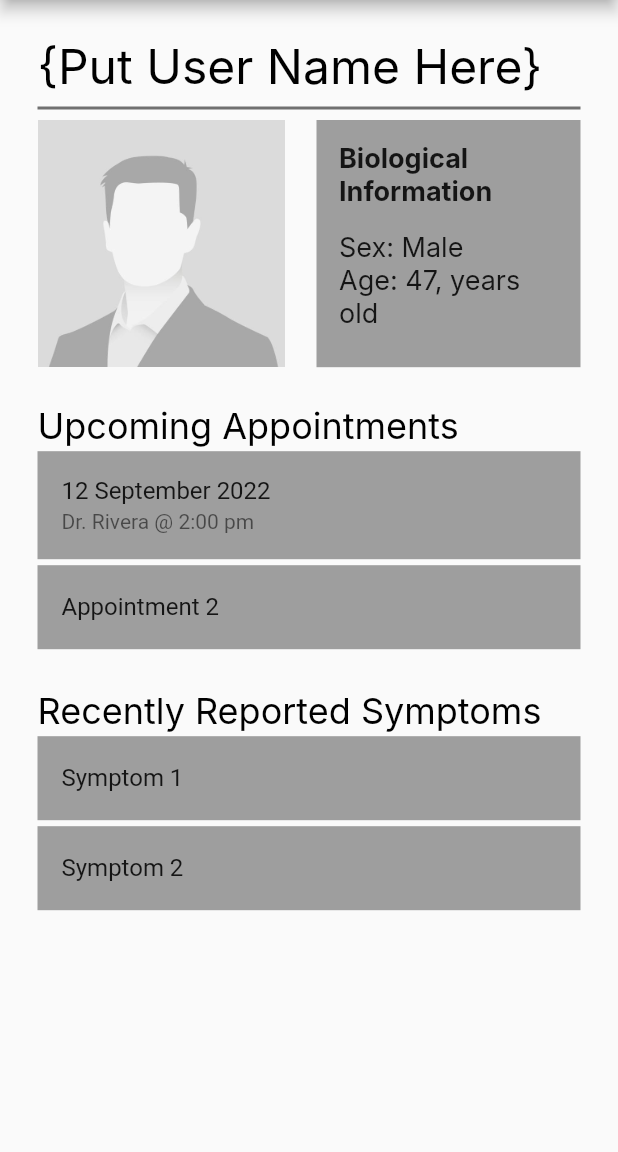
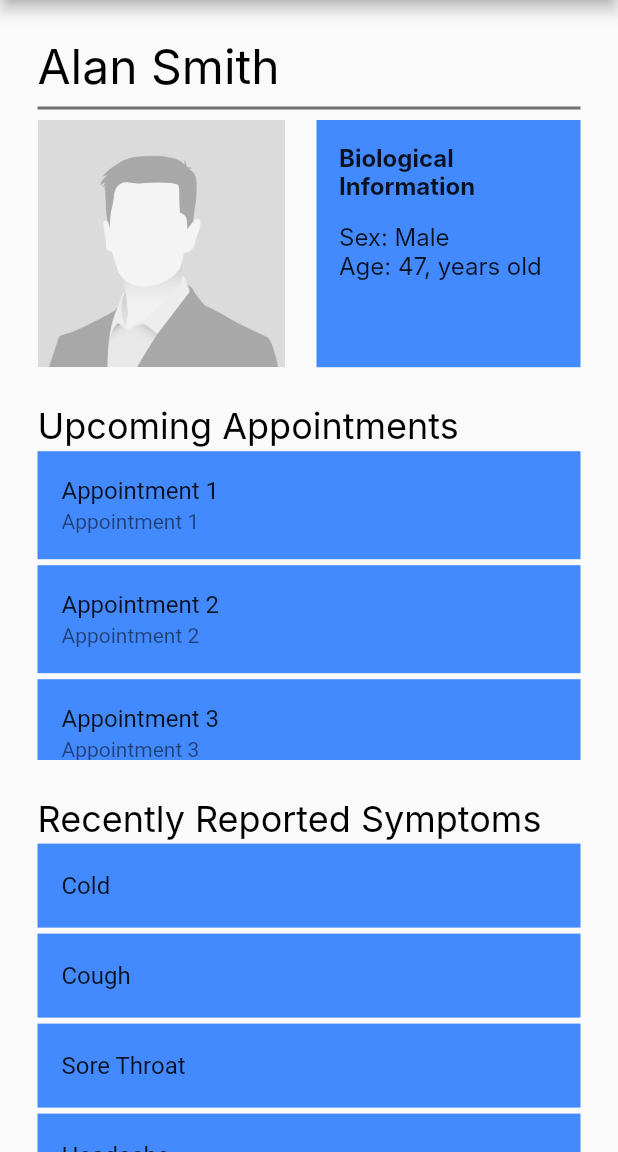
Before and after one commit to Michael-S3935468/NDTelemedicine-Frontend, a Flutter app: the screen it shows after launch, in the side drawer, after a tap on "Profile", on a phone screen of 412 x 824 dp, the part 84-1236 px from its top. Run offline on Flutter 3.47's test engine with Material 2 defaults, Android fonts, the phone set to English and light mode, and no system bars; Roboto replaces fonts that are missing (Inter).

Commit message:
displays user info from object, updates styling and adds pagination if there are more elements that the screen cannot fit

```diff
--- a/ndtelemedicine/lib/profile/profile.dart
+++ b/ndtelemedicine/lib/profile/profile.dart
@@ -1,4 +1,5 @@
 import 'package:flutter/material.dart';
+import './model/user.dart';
 
 class ProfilePage extends StatefulWidget {
   const ProfilePage({Key? key}) : super(key: key);
@@ -8,6 +9,16 @@ class ProfilePage extends StatefulWidget {
 }
 
 class _ProfilePage extends State<ProfilePage> {
+  late final User user;
+  int symptomsPagination = 5;
+  int appointmentsPagination = 5;
+
+  @override
+  void initState() {
+    user = User.fromJson(userTest);
+    super.initState();
+  }
+
   @override
   Widget build(BuildContext context) {
     return Scaffold(
@@ -15,26 +26,26 @@ class _ProfilePage extends State<ProfilePage> {
         backgroundColor: const Color.fromRGBO(21, 101, 192, 1),
         title: SizedBox(
           height: 30,
-          child:  Image.asset('images/Header-Base.png'),
+          child: Image.asset('images/Header-Base.png'),
         ),
         centerTitle: true,
         actions: [
           IconButton(onPressed: () {}, icon: const Icon(Icons.notifications)),
         ],
       ),
-      body: SingleChildScrollView(
-        child: Column(
+      body: Column(
         children: <Widget>[
+
+          // name header
           Container(
             alignment: Alignment.bottomLeft,
             margin: const EdgeInsets.only(left: 25, right: 25, top: 25),
-              child: const Text('{Put User Name Here}',
-                  style: TextStyle(
+            child: Text('${user.firstName} ${user.lastName}',
+                style: const TextStyle(
                   color: Colors.black,
                   fontSize: 32,
                   fontFamily: 'Inter',
-                  )
-              ),
+                )),
           ),
           const Divider(
             thickness: 2,
@@ -42,12 +53,14 @@ class _ProfilePage extends State<ProfilePage> {
             indent: 25,
             endIndent: 25,
           ),
+
+          // profile picture
           Row(
             mainAxisAlignment: MainAxisAlignment.spaceEvenly,
             children: [
               Expanded(
                 child: Container(
-                      height: MediaQuery.of(context).size.width*0.4,
+                  height: MediaQuery.of(context).size.width * 0.4,
                   alignment: Alignment.centerLeft,
                   margin: const EdgeInsets.only(left: 25, right: 5),
                   child: Image.asset('images/PFP.png',
@@ -55,35 +68,46 @@ class _ProfilePage extends State<ProfilePage> {
                   )
                 ),
               ),
+
+              // user info box
               Expanded(
                 child: Container(
-                      margin: EdgeInsets.only(right: 25, left: 5),
-                      color: Colors.grey,
-                      height: MediaQuery.of(context).size.width*0.4,
+                  margin: const EdgeInsets.only(right: 25, left: 5),
+                  color: Colors.blueAccent,
+                  height: MediaQuery.of(context).size.width * 0.4,
                   child: Column(
                     crossAxisAlignment: CrossAxisAlignment.start,
-                        children: const [
-                          Padding(padding: EdgeInsets.all(15),
-                          child: Text("Biological Information",
+                    children: [
+                      const Padding(
+                        padding: EdgeInsets.all(15),
+                        child: Text(
+                          "Biological Information",
                           style: TextStyle(
-                                fontSize: 18,
+                            fontSize: 16,
                             fontFamily: 'Inter',
                             fontWeight: FontWeight.bold,
-                            ),),
                           ),
-                          Padding(padding: EdgeInsets.symmetric(horizontal: 15),
-                            child: Text("Sex: Male",
-                              style: TextStyle(
-                                fontSize: 18,
+                        ),
+                      ),
+                      Padding(
+                        padding: const EdgeInsets.symmetric(horizontal: 15),
+                        child: Text(
+                          "Sex: ${user.gender}",
+                          style: const TextStyle(
+                            fontSize: 16,
                             fontFamily: 'Inter',
-                              ),),
                           ),
-                          Padding(padding: EdgeInsets.symmetric(horizontal: 15),
-                            child: Text("Age: 47, years old",
-                              style: TextStyle(
-                                fontSize: 18,
+                        ),
+                      ),
+                      Padding(
+                        padding: const EdgeInsets.symmetric(horizontal: 15),
+                        child: Text(
+                          "Age: ${user.age}, years old",
+                          style: const TextStyle(
+                            fontSize: 16,
                             fontFamily: 'Inter',
-                              ),),
+                          ),
+                        ),
                       ),
                     ],
                   ),
@@ -91,6 +115,8 @@ class _ProfilePage extends State<ProfilePage> {
               )
             ],
           ),
+
+          // appointments list header
           Container(
             alignment: Alignment.bottomLeft,
             margin: const EdgeInsets.only(left: 25, right: 25, top: 25),
@@ -99,26 +125,46 @@ class _ProfilePage extends State<ProfilePage> {
                   color: Colors.black,
                   fontSize: 24,
                   fontFamily: 'Inter',
+                )),
+          ),
+
+          // appointments list
+          Expanded(
+            child: ListView(
+              children: [
+                // display list if any recent symptoms
+                (user.appointments.isNotEmpty)
+                ? ListView.builder(
+                    shrinkWrap: true,
+                    itemCount:
+                        (user.appointments.length > appointmentsPagination)
+                            ? appointmentsPagination
+                            : user.appointments.length,
+                    itemBuilder: (BuildContext context, int index) =>
+                        _buildListAppointments(user.appointments[index]),
+                  )
+                : const Center(
+                    child: Text("You haven't report any symptoms recently"),
+                  ),
+
+                // if there are more elements to display
+                (user.appointments.length > appointmentsPagination)
+                ? ListTile(
+                    title: TextButton(
+                      onPressed: () => {
+                        setState(() {
+                          appointmentsPagination += 5;
+                        })
+                      },
+                      child: const Text("Show more"),
+                    ),
+                  )
+                : const SizedBox(),
+              ],
             )
           ),
-            ),
-            Column(
-                children: [
-                  Container(margin: EdgeInsets.symmetric(horizontal: 25, vertical: 2),
-                  color: Colors.grey,
-                  child: ListTile(
-                    title: Text("12 September 2022"),
-                    subtitle: Text("Dr. Rivera @ 2:00 pm"),
-                  )
-                  ),
-                  Container(margin: EdgeInsets.symmetric(horizontal: 25, vertical: 2),
-                      color: Colors.grey,
-                      child: ListTile(
-                        title: Text("Appointment 2"),
-                      )
-                  )
-                ],
-            ),
+
+          // symptoms list header
           Container(
             alignment: Alignment.bottomLeft,
             margin: const EdgeInsets.only(left: 25, right: 25, top: 25),
@@ -127,35 +173,71 @@ class _ProfilePage extends State<ProfilePage> {
                   color: Colors.black,
                   fontSize: 24,
                   fontFamily: 'Inter',
+                )),
+          ),
+
+          // symptoms list
+          Expanded(
+            child: ListView(
+              padding: const EdgeInsets.only(bottom: 25),
+              children: [
+                // display list if any recent symptoms
+                (user.symptoms.isNotEmpty)
+                ? ListView.builder(
+                    shrinkWrap: true,
+                    itemCount: (user.symptoms.length > symptomsPagination)
+                        ? symptomsPagination
+                        : user.symptoms.length,
+                    itemBuilder: (BuildContext context, int index) =>
+                        _buildListSymptoms(user.symptoms[index]),
                   )
+                : const Center(
+                    child: Text("You haven't report any symptoms recently"),
                   ),
+
+                // if there are more elements to display
+                (user.symptoms.length > symptomsPagination)
+                ? ListTile(
+                    title: TextButton(
+                      onPressed: () => {
+                        setState(() {
+                          symptomsPagination += 5;
+                        })
+                      },
+                      child: const Text("Show more"),
                     ),
-            Column(
-              children: [
-                Container(margin: EdgeInsets.symmetric(horizontal: 25, vertical: 2),
-                    color: Colors.grey,
-                    child: ListTile(
-                      title: Text("Symptom 1"),
                   )
-                ),
-                Container(margin: EdgeInsets.symmetric(horizontal: 25, vertical: 2),
-                    color: Colors.grey,
-                    child: ListTile(
-                      title: Text("Symptom 2"),
-
+                : const SizedBox(),
+              ],
             )
           )
         ],
-            )
-
-          ],
-
-
       ),
-      ),
-
-
-
     );
   }
+
+  // build list of upcoming appointments
+  Widget _buildListAppointments(String list) {
+    return Builder(builder: (context) {
+      return Container(
+          margin: const EdgeInsets.symmetric(horizontal: 25, vertical: 2),
+          color: Colors.blueAccent,
+          child: ListTile(
+            title: Text(list),
+            subtitle: Text(list),
+          ));
+    });
   }
+
+  // build list of recent symptoms
+  Widget _buildListSymptoms(String list) {
+    return Builder(builder: (context) {
+      return Container(
+          margin: const EdgeInsets.symmetric(horizontal: 25, vertical: 2),
+          color: Colors.blueAccent,
+          child: ListTile(
+            title: Text(list),
+          ));
+    });
+  }
+}
```
Lines whose indentation alone changed are shown as unchanged.
